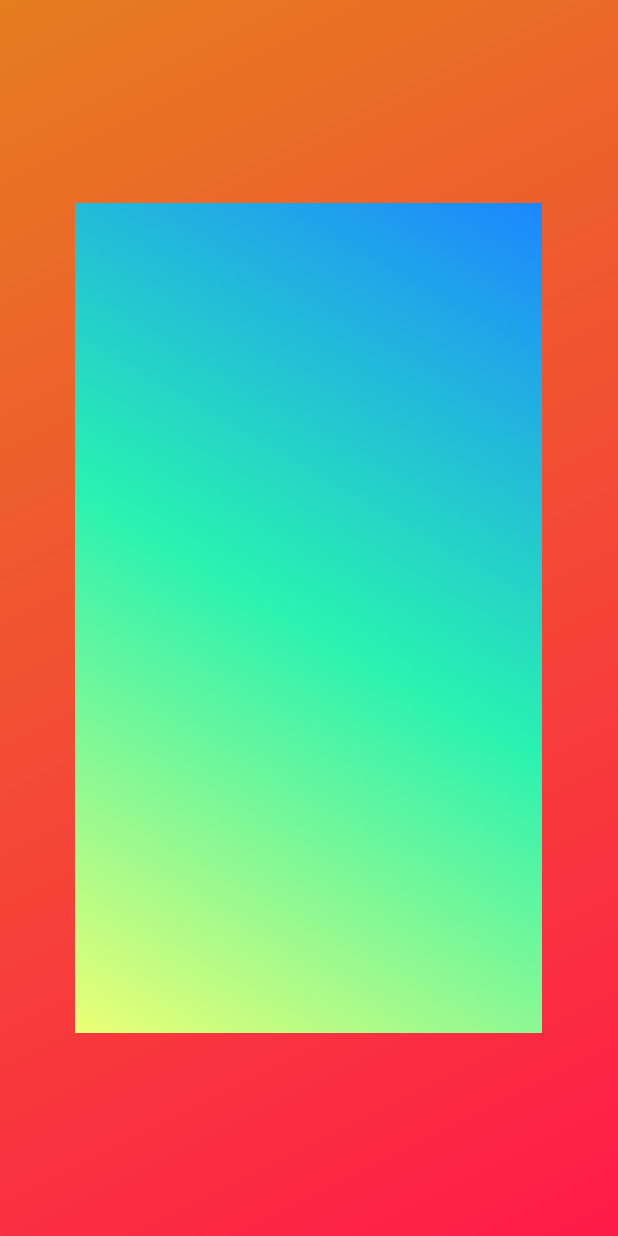
After one commit to himanjim/NBM_Volunteer_Mobile_Application, an Android app: the SplashScreenActivity screen opened directly, with no data from a screen before it, on a phone screen of 412 x 824 dp. The commit adds this screen. Run offline under Robolectric (Android 15) with nearby library versions, the phone set to English and light mode, and no system bars; 1 statement that could not run was skipped.

Commit message:
Many structural changes

```diff
--- a/app/build.gradle
+++ b/app/build.gradle
@@ -44,6 +44,7 @@ dependencies {
     annotationProcessor "androidx.room:room-compiler:$room_version"
 
     implementation 'com.google.code.gson:gson:2.10.1'
+    implementation "androidx.core:core-splashscreen:1.0.1"
 
     implementation 'androidx.appcompat:appcompat:1.6.1'
     implementation 'com.google.android.material:material:1.9.0'
--- /dev/null
+++ b/app/src/main/java/com/dot/nbm/SplashScreenActivity.java
@@ -0,0 +1,23 @@
+package com.dot.nbm;
+
+import android.content.Intent;
+import android.os.Bundle;
+import android.os.Handler;
+
+import androidx.appcompat.app.AppCompatActivity;
+
+public class SplashScreenActivity extends AppCompatActivity {
+    private static final int SPLASH_TIME_OUT = 2;
+
+    @Override
+    protected void onCreate(Bundle savedInstanceState) {
+        super.onCreate(savedInstanceState);
+//        startActivity(new Intent(SplashScreenActivity.this, MainActivity.class));
+//        finish();
+
+        new Handler().postDelayed(() -> {
+            startActivity(new Intent(SplashScreenActivity.this, MainActivity.class));
+            finish();
+        }, SPLASH_TIME_OUT);
+    }
+}
--- /dev/null
+++ b/app/src/main/res/drawable/bg_gradient.xml
@@ -0,0 +1,9 @@
+<?xml version="1.0" encoding="utf-8"?>
+<shape xmlns:android="http://schemas.android.com/apk/res/android"
+    android:shape="rectangle" >
+    <gradient
+        android:type="linear"
+        android:angle="135"
+        android:startColor="#ff1b49"
+        android:endColor="#e67d20" />
+</shape>
--- /dev/null
+++ b/app/src/main/res/drawable/splash_background.xml
@@ -0,0 +1,9 @@
+<?xml version="1.0" encoding="utf-8"?>
+<layer-list xmlns:android="http://schemas.android.com/apk/res/android">
+    <item
+        android:drawable="@drawable/bg_gradient"/>
+    <item>
+        <bitmap android:gravity="center"
+            android:src="@drawable/gradient_wall"/>
+    </item>
+</layer-list>
--- a/app/src/main/res/values/themes.xml
+++ b/app/src/main/res/values/themes.xml
@@ -1,4 +1,4 @@
-<resources xmlns:tools="http://schemas.android.com/tools">
+<resources>
     <!-- Base application theme. -->
     <style name="Base.Theme.NBMVolunteer" parent="Theme.Material3.DayNight.NoActionBar">
         <!-- Customize your light theme here. -->
@@ -6,4 +6,11 @@
     </style>
 
     <style name="Theme.NBMVolunteer" parent="Base.Theme.NBMVolunteer" />
+    <style name="SplashTheme" parent="Theme.MaterialComponents.Light.NoActionBar">
+        <item name="android:windowBackground">@drawable/splash_background</item>
+        <item name="colorPrimary">@color/cardview_dark_background</item>
+        <item name="colorPrimaryDark">@color/cardview_shadow_end_color</item>
+        <item name="colorAccent">@color/cardview_light_background</item>
+        <item name="android:statusBarColor">@color/black</item>
+    </style>
 </resources>
```
Also changed, not shown: app/src/main/AndroidManifest.xml (+13 -2 lines), app/src/main/java/com/dot/nbm/MainActivity.java (+4 -80 lines), app/src/main/java/com/dot/nbm/doers/MainActivityHelper.java (added, +68 -0 lines), app/src/main/java/com/dot/nbm/fragments/NBMPermissionAgainDialogFragment.java (added, +44 -0 lines), app/src/main/java/com/dot/nbm/fragments/NBMPermissionDialogFragment.java (added, +44 -0 lines), app/src/main/java/com/dot/nbm/workers/NBMWorker.java (+113 -1 lines), app/src/main/java/com/dot/nbm/workers/NBMWorkerHelper.java (deleted, +0 -121 lines), app/src/main/res/values/strings.xml (+15 -0 lines).
